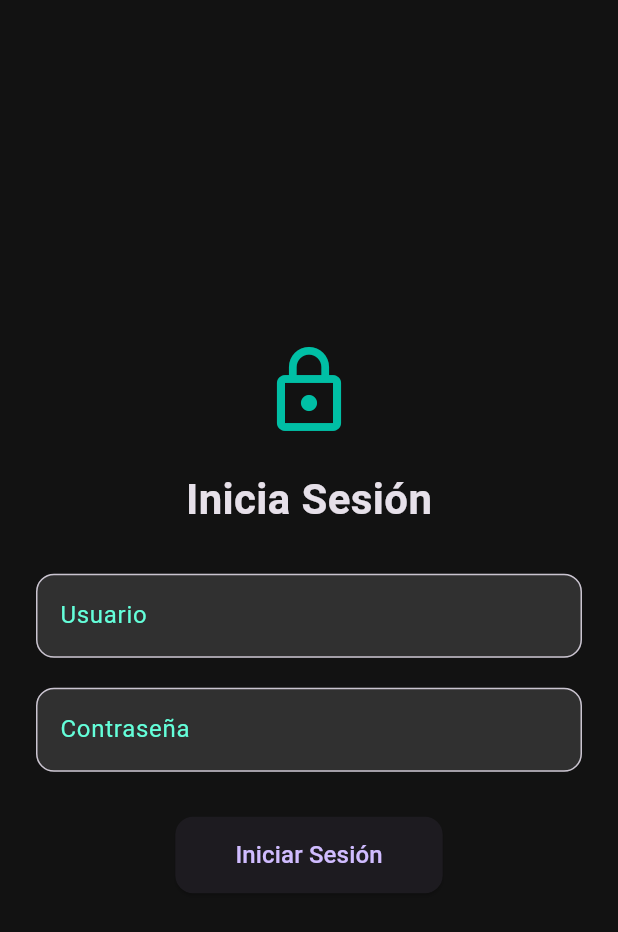
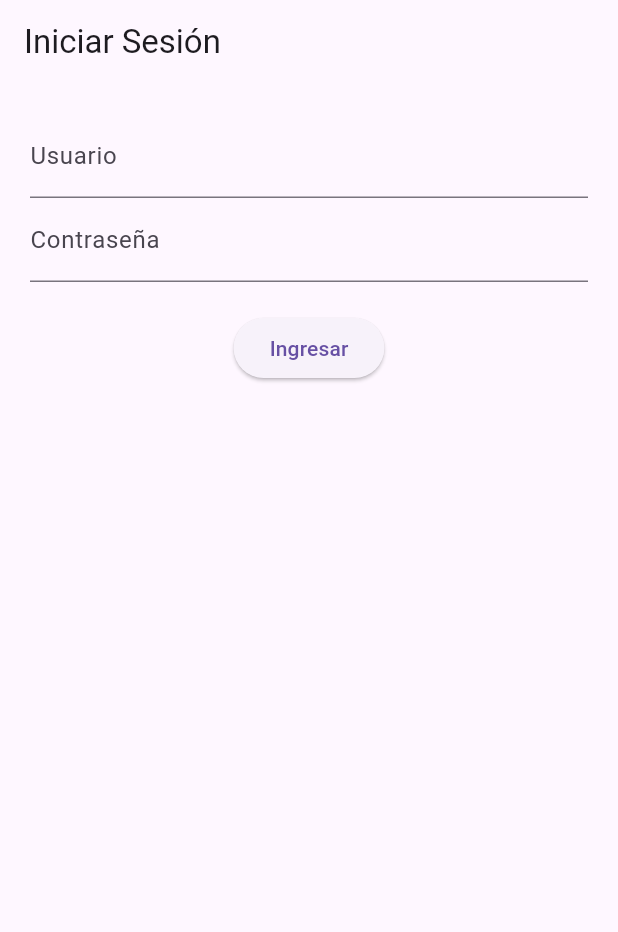
Before and after one commit to GabrielElias18/carros-electricos, a Flutter app: the screen it shows after launch, on a phone screen of 412 x 824 dp. Shown: the top 932 px of the screen. Run offline on Flutter 3.47's test engine with Material 3 defaults, Android fonts, the phone set to English and light mode, and no system bars; missing offline and left inert: qr_code_scanner.

```diff
--- a/lib/main.dart
+++ b/lib/main.dart
@@ -1,42 +1,16 @@
 import 'package:flutter/material.dart';
 import 'screens/login_screen.dart';
-import 'screens/car_list_screen.dart';
 
-void main() {
-  runApp(MyApp());
-}
+void main() => runApp(MyApp());
 
 class MyApp extends StatelessWidget {
-  final ThemeData temaClaro = ThemeData(
-    brightness: Brightness.dark,
-    primaryColor: Colors.tealAccent[700],
-    scaffoldBackgroundColor: const Color(0xFF121212),
-    appBarTheme: const AppBarTheme(
-      backgroundColor: Colors.tealAccent,
-      foregroundColor: Colors.white,
-      elevation: 0,
-    ),
-    inputDecorationTheme: InputDecorationTheme(
-      filled: true,
-      fillColor: Colors.grey[850],
-      labelStyle: const TextStyle(color: Colors.tealAccent),
-      border: OutlineInputBorder(
-        borderRadius: BorderRadius.circular(12),
-      ),
-    ),
-  );
-
   @override
   Widget build(BuildContext context) {
     return MaterialApp(
+      title: 'Carros Eléctricos',
+      theme: ThemeData(primarySwatch: Colors.green),
+      home: LoginScreen(),
       debugShowCheckedModeBanner: false,
-      title: 'Carros Eléctricos',
-      theme: temaClaro,
-      initialRoute: '/',
-      routes: {
-        '/': (context) => LoginScreen(),
-        '/carros': (context) => const Placeholder(), // puedes registrar rutas aquí si usas navegación por nombre
-      },
     );
   }
 }
--- a/lib/screens/login_screen.dart
+++ b/lib/screens/login_screen.dart
@@ -1,6 +1,5 @@
 import 'package:flutter/material.dart';
-import '../services/auth_services.dart';
-import 'car_list_screen.dart';
+import 'home_screen.dart';
 
 class LoginScreen extends StatefulWidget {
   @override
@@ -8,65 +7,34 @@ class LoginScreen extends StatefulWidget {
 }
 
 class _LoginScreenState extends State<LoginScreen> {
-  final TextEditingController _usernameController = TextEditingController();
-  final TextEditingController _passwordController = TextEditingController();
+  final usuarioCtrl = TextEditingController();
+  final claveCtrl = TextEditingController();
+  String error = '';
 
-  Future<void> _login() async {
-    String? token = await AuthService.login(
-      _usernameController.text.trim(),
-      _passwordController.text.trim(),
-    );
-    if (token != null) {
-      Navigator.push(
-        context,
-        MaterialPageRoute(builder: (context) => CarListScreen(token: token)),
-      );
+  void _login() {
+    if (usuarioCtrl.text == 'admin' && claveCtrl.text == 'admin') {
+      Navigator.pushReplacement(context, MaterialPageRoute(builder: (_) => HomeScreen()));
     } else {
-      ScaffoldMessenger.of(context).showSnackBar(
-        SnackBar(content: Text('Error de autenticación')),
-      );
+      setState(() {
+        error = 'Usuario o contraseña incorrecta';
+      });
     }
   }
 
   @override
   Widget build(BuildContext context) {
     return Scaffold(
-      body: Center(
-        child: SingleChildScrollView(
-          padding: const EdgeInsets.symmetric(horizontal: 24.0),
-          child: Column(
-            mainAxisAlignment: MainAxisAlignment.center,
-            children: [
-              Icon(Icons.lock_outline, size: 64, color: Theme.of(context).primaryColor),
-              const SizedBox(height: 20),
-              const Text(
-                'Inicia Sesión',
-                style: TextStyle(fontSize: 28, fontWeight: FontWeight.bold),
-              ),
-              const SizedBox(height: 30),
-              TextField(
-                controller: _usernameController,
-                decoration: const InputDecoration(labelText: 'Usuario'),
-              ),
-              const SizedBox(height: 20),
-              TextField(
-                controller: _passwordController,
-                obscureText: true,
-                decoration: const InputDecoration(labelText: 'Contraseña'),
-              ),
-              const SizedBox(height: 30),
-              ElevatedButton(
-                onPressed: _login,
-                style: ElevatedButton.styleFrom(
-                  padding: const EdgeInsets.symmetric(horizontal: 40, vertical: 14),
-                  shape: RoundedRectangleBorder(
-                    borderRadius: BorderRadius.circular(12),
-                  ),
-                ),
-                child: const Text('Iniciar Sesión', style: TextStyle(fontSize: 16)),
-              ),
-            ],
-          ),
+      appBar: AppBar(title: Text('Iniciar Sesión')),
+      body: Padding(
+        padding: const EdgeInsets.all(20),
+        child: Column(
+          children: [
+            TextField(controller: usuarioCtrl, decoration: InputDecoration(labelText: 'Usuario')),
+            TextField(controller: claveCtrl, obscureText: true, decoration: InputDecoration(labelText: 'Contraseña')),
+            SizedBox(height: 20),
+            ElevatedButton(onPressed: _login, child: Text('Ingresar')),
+            if (error.isNotEmpty) Text(error, style: TextStyle(color: Colors.red)),
+          ],
         ),
       ),
     );
--- a/pubspec.yaml
+++ b/pubspec.yaml
@@ -31,6 +31,9 @@ dependencies:
   flutter:
     sdk: flutter
   http: ^0.13.6
+  qr_code_scanner: ^1.0.0
+  flutter_secure_storage: ^8.0.0
+
 
   # The following adds the Cupertino Icons font to your application.
   # Use with the CupertinoIcons class for iOS style icons.
```
Also changed, not shown: lib/models/carro.dart (added, +22 -0 lines), lib/screens/car_details_screen.dart (added, +32 -0 lines), lib/screens/car_list_screen.dart (deleted, +0 -125 lines), lib/screens/home_screen.dart (added, +69 -0 lines), lib/screens/qr_scan_screen.dart (added, +78 -0 lines), lib/services/api_service.dart (added, +26 -0 lines), lib/services/auth_services.dart (deleted, +0 -21 lines), lib/services/car_services.dart (deleted, +0 -24 lines), pubspec.lock, 5 other files.
